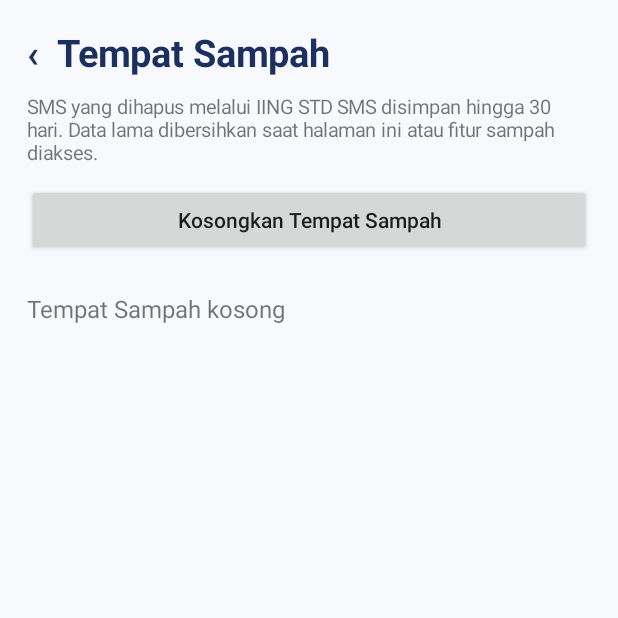
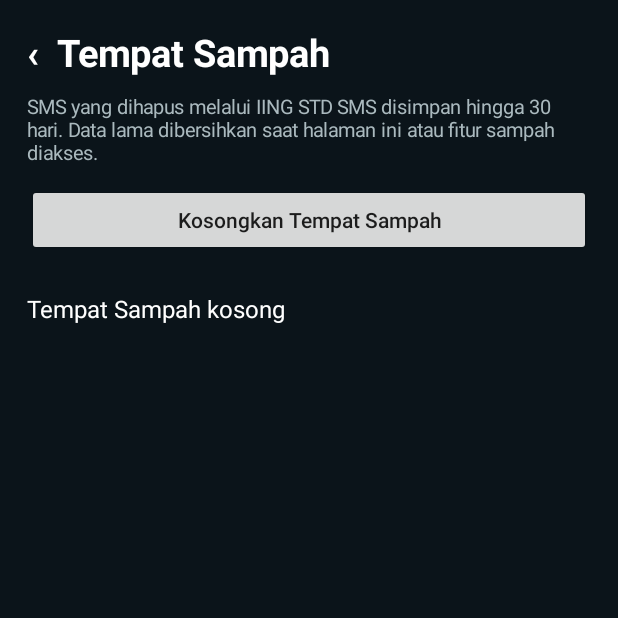
Before and after one commit to stdcrypto-boop/IING-STD-SMS, an Android app: the TrashActivity screen opened directly, with no data from a screen before it, on a phone screen of 412 x 824 dp, the top half of it. Run offline under Robolectric (Android 15) with nearby library versions, the phone set to English and light mode, and no system bars.

Commit message:
Match recycle bin screen to dark messenger theme

```diff
--- a/app/src/main/java/com/iingstd/sms/TrashActivity.kt
+++ b/app/src/main/java/com/iingstd/sms/TrashActivity.kt
@@ -26,9 +26,9 @@ class TrashActivity : Activity() {
     }
     override fun onCreate(savedInstanceState:Bundle?) {
         super.onCreate(savedInstanceState)
-        val root=LinearLayout(this).apply { orientation=1; setPadding(dp(18),dp(18),dp(18),dp(12)); setBackgroundColor(Color.rgb(247,249,253)) }
-        root.addView(TextView(this).apply { text="‹  Tempat Sampah"; textSize=25f; setTypeface(null,Typeface.BOLD); setTextColor(Color.rgb(27,48,95)); setOnClickListener { finish() } })
-        root.addView(TextView(this).apply { text="SMS yang dihapus melalui IING STD SMS disimpan hingga 30 hari. Data lama dibersihkan saat halaman ini atau fitur sampah diakses."; textSize=13f; setPadding(0,dp(10),0,dp(12)) })
+        val root=LinearLayout(this).apply { orientation=1; setPadding(dp(18),dp(18),dp(18),dp(12)); setBackgroundColor(Color.rgb(11,20,26)) }
+        root.addView(TextView(this).apply { text="‹  Tempat Sampah"; textSize=25f; setTypeface(null,Typeface.BOLD); setTextColor(Color.WHITE); setOnClickListener { finish() } })
+        root.addView(TextView(this).apply { text="SMS yang dihapus melalui IING STD SMS disimpan hingga 30 hari. Data lama dibersihkan saat halaman ini atau fitur sampah diakses."; textSize=13f; setTextColor(Color.rgb(170,185,190)); setPadding(0,dp(10),0,dp(12)) })
         root.addView(Button(this).apply { text="Kosongkan Tempat Sampah"; isAllCaps=false; setOnClickListener {
             AlertDialog.Builder(this@TrashActivity).setTitle("Hapus semua secara permanen?")
                 .setMessage("Semua pesan di Tempat Sampah akan hilang dan tidak bisa dipulihkan.")
@@ -44,12 +44,12 @@ class TrashActivity : Activity() {
     private fun refresh() {
         list.removeAllViews()
         val entries=store.entries()
-        if(entries.isEmpty()) list.addView(TextView(this).apply { text="Tempat Sampah kosong"; textSize=16f; setPadding(0,dp(24),0,0) })
+        if(entries.isEmpty()) list.addView(TextView(this).apply { text="Tempat Sampah kosong"; textSize=16f; setTextColor(Color.WHITE); setPadding(0,dp(24),0,0) })
         entries.forEach { e ->
             val row=LinearLayout(this).apply { orientation=1; setPadding(dp(12),dp(12),dp(12),dp(12)) }
-            row.addView(TextView(this).apply { text=e.address; textSize=16f; setTypeface(null,Typeface.BOLD) })
-            row.addView(TextView(this).apply { text=e.body; textSize=14f; maxLines=3 })
-            row.addView(TextView(this).apply { text="Dihapus: "+DateFormat.getDateTimeInstance().format(Date(e.deletedAt)); textSize=12f })
+            row.addView(TextView(this).apply { text=e.address; textSize=16f; setTextColor(Color.WHITE); setTypeface(null,Typeface.BOLD) })
+            row.addView(TextView(this).apply { text=e.body; textSize=14f; setTextColor(Color.rgb(220,230,231)); maxLines=3 })
+            row.addView(TextView(this).apply { text="Dihapus: "+DateFormat.getDateTimeInstance().format(Date(e.deletedAt)); textSize=12f; setTextColor(Color.rgb(145,160,165)) })
             val actions=LinearLayout(this)
             actions.addView(Button(this).apply { text="Pulihkan"; isAllCaps=false; setOnClickListener {
                 if(!isDefault()) { Toast.makeText(this@TrashActivity,"Jadikan IING STD SMS aplikasi utama sebelum memulihkan",Toast.LENGTH_LONG).show(); return@setOnClickListener }
@@ -65,7 +65,7 @@ class TrashActivity : Activity() {
             } },LinearLayout.LayoutParams(0,dp(48),1f))
             row.addView(actions)
             list.addView(row)
-            list.addView(View(this).apply { setBackgroundColor(Color.rgb(225,231,242)) },LinearLayout.LayoutParams(-1,dp(1)))
+            list.addView(View(this).apply { setBackgroundColor(Color.rgb(45,62,69)) },LinearLayout.LayoutParams(-1,dp(1)))
         }
     }
 }
```
